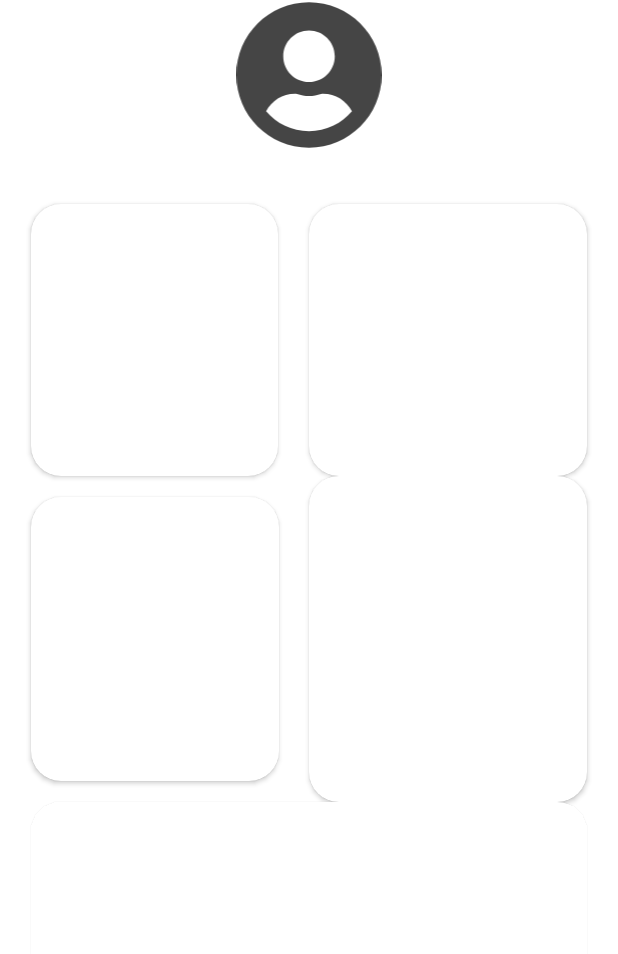
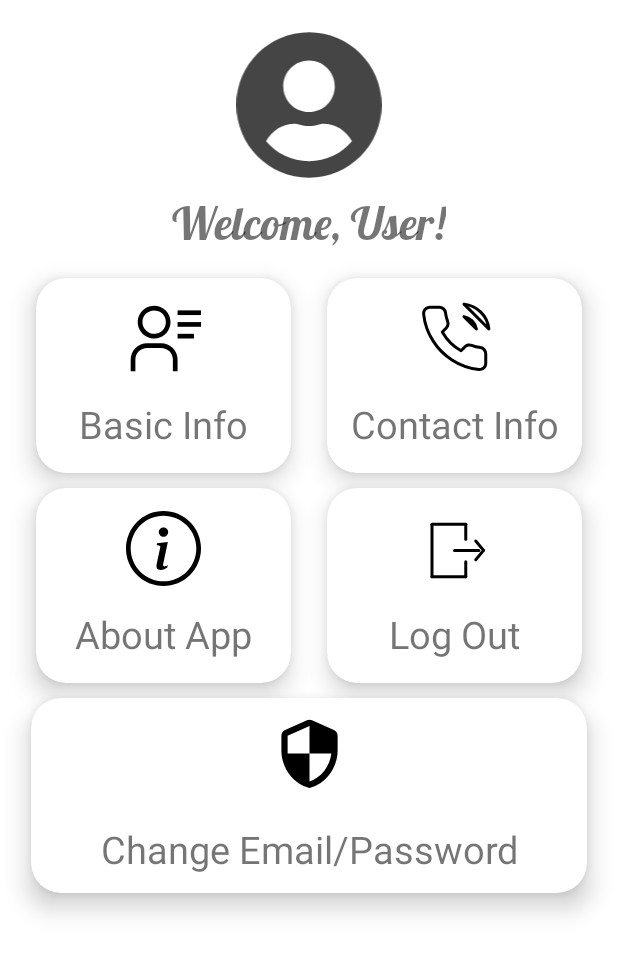
Before and after one commit to rjhaye/Club-Informant, an Android app: the fragment SettingsFragment shown on its own in the app's theme, on a phone screen of 412 x 824 dp. Shown: the top 954 px of the screen. Run offline under Robolectric (Android 15) with nearby library versions, the phone set to English and light mode, and no system bars.

Commit message:
Settings interface done

```diff
--- a/app/build.gradle
+++ b/app/build.gradle
@@ -39,6 +39,7 @@ dependencies {
     testImplementation 'junit:junit:4.+'
     implementation 'com.github.ismaeldivita:chip-navigation-bar:1.3.4'
     implementation 'org.jetbrains.kotlin:kotlin-stdlib:1.6.10'
+    implementation 'com.github.mmin18:flexlayout:1.2.7'
     androidTestImplementation 'androidx.test.ext:junit:1.1.3'
     androidTestImplementation 'androidx.test.espresso:espresso-core:3.4.0'
 }
--- /dev/null
+++ b/app/src/main/res/drawable/ic_about_app.xml
@@ -0,0 +1,12 @@
+<vector xmlns:android="http://schemas.android.com/apk/res/android"
+    android:width="50dp"
+    android:height="50dp"
+    android:viewportWidth="50"
+    android:viewportHeight="50">
+  <path
+      android:pathData="M25,46.875C19.1984,46.875 13.6344,44.5703 9.532,40.468C5.4297,36.3656 3.125,30.8016 3.125,25C3.125,19.1984 5.4297,13.6344 9.532,9.532C13.6344,5.4297 19.1984,3.125 25,3.125C30.8016,3.125 36.3656,5.4297 40.468,9.532C44.5703,13.6344 46.875,19.1984 46.875,25C46.875,30.8016 44.5703,36.3656 40.468,40.468C36.3656,44.5703 30.8016,46.875 25,46.875ZM25,50C31.6304,50 37.9893,47.3661 42.6777,42.6777C47.3661,37.9893 50,31.6304 50,25C50,18.3696 47.3661,12.0107 42.6777,7.3223C37.9893,2.6339 31.6304,0 25,0C18.3696,0 12.0107,2.6339 7.3223,7.3223C2.6339,12.0107 0,18.3696 0,25C0,31.6304 2.6339,37.9893 7.3223,42.6777C12.0107,47.3661 18.3696,50 25,50Z"
+      android:fillColor="#000000"/>
+  <path
+      android:pathData="M27.9061,20.5875L20.7498,21.4844L20.4936,22.6719L21.8999,22.9313C22.8186,23.15 22.9999,23.4813 22.7999,24.3969L20.4936,35.2344C19.8874,38.0375 20.8217,39.3563 23.0186,39.3563C24.7217,39.3563 26.6999,38.5688 27.5967,37.4875L27.8717,36.1875C27.2467,36.7375 26.3342,36.9563 25.728,36.9563C24.8686,36.9563 24.5561,36.3531 24.778,35.2906L27.9061,20.5875ZM28.1249,14.0625C28.1249,14.8913 27.7956,15.6862 27.2096,16.2722C26.6235,16.8583 25.8287,17.1875 24.9999,17.1875C24.171,17.1875 23.3762,16.8583 22.7901,16.2722C22.2041,15.6862 21.8749,14.8913 21.8749,14.0625C21.8749,13.2337 22.2041,12.4388 22.7901,11.8528C23.3762,11.2667 24.171,10.9375 24.9999,10.9375C25.8287,10.9375 26.6235,11.2667 27.2096,11.8528C27.7956,12.4388 28.1249,13.2337 28.1249,14.0625Z"
+      android:fillColor="#000000"/>
+</vector>
--- /dev/null
+++ b/app/src/main/res/drawable/ic_basic_info.xml
@@ -0,0 +1,21 @@
+<vector xmlns:android="http://schemas.android.com/apk/res/android"
+    android:width="50dp"
+    android:height="50dp"
+    android:viewportWidth="50"
+    android:viewportHeight="50">
+  <path
+      android:pathData="M18.75,6.25C20.2952,6.25 21.8056,6.7082 23.0904,7.5666C24.3752,8.4251 25.3765,9.6452 25.9678,11.0728C26.5591,12.5003 26.7138,14.0712 26.4124,15.5866C26.1109,17.1021 25.3669,18.4942 24.2743,19.5868C23.1817,20.6794 21.7896,21.4234 20.2741,21.7249C18.7587,22.0263 17.1878,21.8716 15.7603,21.2803C14.3327,20.689 13.1126,19.6877 12.2541,18.4029C11.3957,17.1181 10.9375,15.6077 10.9375,14.0625C10.9375,11.9905 11.7606,10.0034 13.2257,8.5382C14.6909,7.0731 16.678,6.25 18.75,6.25ZM18.75,3.125C16.5868,3.125 14.4721,3.7665 12.6735,4.9683C10.8748,6.1701 9.4729,7.8783 8.6451,9.8769C7.8172,11.8755 7.6006,14.0746 8.0227,16.1963C8.4447,18.318 9.4864,20.2668 11.016,21.7965C12.5457,23.3261 14.4945,24.3678 16.6162,24.7898C18.7379,25.2119 20.937,24.9953 22.9356,24.1674C24.9342,23.3396 26.6424,21.9377 27.8442,20.139C29.046,18.3404 29.6875,16.2257 29.6875,14.0625C29.6875,11.1617 28.5352,8.3797 26.484,6.3285C24.4328,4.2773 21.6508,3.125 18.75,3.125Z"
+      android:fillColor="#000000"/>
+  <path
+      android:pathData="M34.375,46.875H31.25V39.0625C31.25,36.9905 30.4269,35.0034 28.9618,33.5382C27.4966,32.0731 25.5095,31.25 23.4375,31.25H14.0625C11.9905,31.25 10.0034,32.0731 8.5382,33.5382C7.0731,35.0034 6.25,36.9905 6.25,39.0625V46.875H3.125V39.0625C3.125,36.1617 4.2773,33.3797 6.3285,31.3285C8.3797,29.2773 11.1617,28.125 14.0625,28.125H23.4375C26.3383,28.125 29.1203,29.2773 31.1715,31.3285C33.2227,33.3797 34.375,36.1617 34.375,39.0625V46.875Z"
+      android:fillColor="#000000"/>
+  <path
+      android:pathData="M34.375,6.25H50V9.375H34.375V6.25Z"
+      android:fillColor="#000000"/>
+  <path
+      android:pathData="M34.375,14.0625H50V17.1875H34.375V14.0625Z"
+      android:fillColor="#000000"/>
+  <path
+      android:pathData="M34.375,21.875H45.3125V25H34.375V21.875Z"
+      android:fillColor="#000000"/>
+</vector>
--- /dev/null
+++ b/app/src/main/res/drawable/ic_change_credentials.xml
@@ -0,0 +1,9 @@
+<vector xmlns:android="http://schemas.android.com/apk/res/android"
+    android:width="50dp"
+    android:height="50dp"
+    android:viewportWidth="50"
+    android:viewportHeight="50">
+  <path
+      android:pathData="M23.3125,2.8334L8.7292,9.3126C7.2292,9.9793 6.25,11.4793 6.25,13.1251V22.9168C6.25,34.4793 14.25,45.2918 25,47.9168C35.75,45.2918 43.75,34.4793 43.75,22.9168V13.1251C43.75,11.4793 42.7708,9.9793 41.2708,9.3126L26.6875,2.8334C25.625,2.3543 24.375,2.3543 23.3125,2.8334ZM25,24.9793H39.5833C38.4792,33.5626 32.75,41.2084 25,43.6043V25.0001H10.4167V13.1251L25,6.6459V24.9793Z"
+      android:fillColor="#000000"/>
+</vector>
--- /dev/null
+++ b/app/src/main/res/drawable/ic_contact_info.xml
@@ -0,0 +1,13 @@
+<vector xmlns:android="http://schemas.android.com/apk/res/android"
+    android:width="50dp"
+    android:height="50dp"
+    android:viewportWidth="50"
+    android:viewportHeight="50">
+  <path
+      android:pathData="M31.3541,10.4167C33.3889,10.8137 35.259,11.8089 36.725,13.2749C38.191,14.7409 39.1862,16.611 39.5832,18.6458L31.3541,10.4167ZM31.3541,2.0833C35.5817,2.553 39.5241,4.4462 42.5337,7.4521C45.5434,10.458 47.4416,14.3979 47.9166,18.625L31.3541,2.0833ZM45.8332,35.25V41.5C45.8356,42.0802 45.7167,42.6545 45.4843,43.1862C45.2519,43.7178 44.9109,44.195 44.4834,44.5872C44.0559,44.9795 43.5511,45.2781 43.0015,45.464C42.4518,45.6499 41.8694,45.7189 41.2916,45.6667C34.8808,44.9701 28.7228,42.7795 23.3124,39.2708C18.2787,36.0722 14.011,31.8045 10.8124,26.7708C7.2915,21.3359 5.1004,15.1479 4.4166,8.7083C4.3645,8.1322 4.433,7.5516 4.6176,7.0034C4.8022,6.4552 5.099,5.9514 5.489,5.5242C5.879,5.097 6.3537,4.7557 6.8828,4.5219C7.4119,4.2882 7.9839,4.1672 8.5624,4.1667H14.8124C15.8235,4.1567 16.8036,4.5148 17.5702,5.174C18.3368,5.8333 18.8376,6.7489 18.9791,7.75C19.2429,9.7501 19.7321,11.714 20.4374,13.6042C20.7177,14.3499 20.7784,15.1603 20.6122,15.9393C20.4461,16.7184 20.06,17.4336 19.4999,18L16.8541,20.6458C19.8198,25.8616 24.1383,30.1801 29.3541,33.1458L31.9999,30.5C32.5663,29.9399 33.2815,29.5539 34.0606,29.3877C34.8397,29.2215 35.6501,29.2822 36.3957,29.5625C38.2859,30.2678 40.2498,30.757 42.2499,31.0208C43.2619,31.1636 44.1862,31.6734 44.8468,32.4531C45.5075,33.2329 45.8586,34.2283 45.8332,35.25Z"
+      android:strokeLineJoin="round"
+      android:strokeWidth="2"
+      android:fillColor="#00000000"
+      android:strokeColor="#000000"
+      android:strokeLineCap="round"/>
+</vector>
--- /dev/null
+++ b/app/src/main/res/drawable/ic_log_out.xml
@@ -0,0 +1,56 @@
+<vector xmlns:android="http://schemas.android.com/apk/res/android"
+    android:width="50dp"
+    android:height="50dp"
+    android:viewportWidth="50"
+    android:viewportHeight="50">
+  <path
+      android:pathData="M39.1675,20L44.375,26.25L39.1675,20Z"
+      android:strokeLineJoin="round"
+      android:strokeWidth="2"
+      android:fillColor="#00000000"
+      android:strokeColor="#000000"
+      android:strokeLineCap="round"/>
+  <path
+      android:pathData="M39.1675,32.5L44.375,26.25L39.1675,32.5Z"
+      android:strokeLineJoin="round"
+      android:strokeWidth="2"
+      android:fillColor="#00000000"
+      android:strokeColor="#000000"
+      android:strokeLineCap="round"/>
+  <path
+      android:pathData="M41.25,26.25H25"
+      android:strokeWidth="2"
+      android:fillColor="#00000000"
+      android:strokeColor="#000000"
+      android:strokeLineCap="round"/>
+  <path
+      android:pathData="M10,8.75H32.5"
+      android:strokeWidth="2"
+      android:fillColor="#00000000"
+      android:strokeColor="#000000"
+      android:strokeLineCap="round"/>
+  <path
+      android:pathData="M10,43.75H32.5"
+      android:strokeWidth="2"
+      android:fillColor="#00000000"
+      android:strokeColor="#000000"
+      android:strokeLineCap="round"/>
+  <path
+      android:pathData="M32.5,8.75V18.75"
+      android:strokeWidth="2"
+      android:fillColor="#00000000"
+      android:strokeColor="#000000"
+      android:strokeLineCap="round"/>
+  <path
+      android:pathData="M32.5,33.75V43.75"
+      android:strokeWidth="2"
+      android:fillColor="#00000000"
+      android:strokeColor="#000000"
+      android:strokeLineCap="round"/>
+  <path
+      android:pathData="M10,8.75V43.75"
+      android:strokeWidth="2"
+      android:fillColor="#00000000"
+      android:strokeColor="#000000"
+      android:strokeLineCap="round"/>
+</vector>
--- a/app/src/main/res/layout/fragment_settings.xml
+++ b/app/src/main/res/layout/fragment_settings.xml
@@ -7,143 +7,239 @@
     tools:context=".SettingsFragment">
 
 
-    <LinearLayout
+    <androidx.constraintlayout.widget.ConstraintLayout
         android:layout_width="match_parent"
-        android:layout_height="match_parent"
-        android:orientation="vertical">
+        android:layout_height="match_parent">
 
         <ImageView
             android:id="@+id/iv_profile_picture"
             android:layout_width="100dp"
             android:layout_height="100dp"
-            android:layout_gravity="center_horizontal"
-            android:src="@drawable/select_image" />
+            android:layout_marginTop="20dp"
+            android:src="@drawable/select_image"
+            app:layout_constraintLeft_toLeftOf="parent"
+            app:layout_constraintRight_toRightOf="parent"
+            app:layout_constraintTop_toTopOf="parent" />
+
+        <TextView
+            android:id="@+id/tv_user_name"
+            android:layout_width="wrap_content"
+            android:layout_height="wrap_content"
+            android:layout_margin="10dp"
+            android:fontFamily="@font/lobster_regular"
+            android:text="Welcome, User!"
+            android:textSize="30sp"
+            app:layout_constraintLeft_toLeftOf="@id/iv_profile_picture"
+            app:layout_constraintRight_toRightOf="@id/iv_profile_picture"
+            app:layout_constraintTop_toBottomOf="@id/iv_profile_picture" />
+
+        <androidx.cardview.widget.CardView
+            android:id="@+id/card_basic_info"
+            android:layout_width="170dp"
+            android:layout_height="130dp"
+            android:layout_marginTop="10dp"
+            android:minWidth="170dp"
+            android:minHeight="130dp"
+            app:cardCornerRadius="20dp"
+            app:cardElevation="10dp"
+            app:layout_constraintLeft_toLeftOf="parent"
+            app:layout_constraintRight_toLeftOf="@id/card_contact_info"
+            app:layout_constraintTop_toBottomOf="@id/tv_user_name">
 
             <androidx.constraintlayout.widget.ConstraintLayout
                 android:layout_width="match_parent"
                 android:layout_height="match_parent">
 
-            <androidx.constraintlayout.widget.Guideline
-                android:id="@+id/top_left_guideline"
+                <ImageView
+                    android:id="@+id/iv_basic_info_icon"
                     android:layout_width="wrap_content"
                     android:layout_height="wrap_content"
-                android:orientation="vertical"
-                app:layout_constraintGuide_percent=".05" />
+                    android:src="@drawable/ic_basic_info"
+                    app:layout_constraintBottom_toTopOf="@id/tv_basic_info_text"
+                    app:layout_constraintLeft_toLeftOf="parent"
+                    app:layout_constraintRight_toRightOf="parent"
+                    app:layout_constraintTop_toTopOf="parent" />
 
-            <androidx.constraintlayout.widget.Guideline
-                android:id="@+id/top_center_left_guideline"
+                <TextView
+                    android:id="@+id/tv_basic_info_text"
                     android:layout_width="wrap_content"
                     android:layout_height="wrap_content"
-                android:orientation="vertical"
-                app:layout_constraintGuide_percent="0.45" />
+                    android:text="Basic Info"
+                    android:textSize="25sp"
+                    app:layout_constraintBottom_toBottomOf="parent"
+                    app:layout_constraintLeft_toLeftOf="@+id/iv_basic_info_icon"
+                    app:layout_constraintRight_toRightOf="@id/iv_basic_info_icon"
+                    app:layout_constraintTop_toBottomOf="@id/iv_basic_info_icon" />
+            </androidx.constraintlayout.widget.ConstraintLayout>
 
-            <androidx.constraintlayout.widget.Guideline
-                android:id="@+id/top_center_right_guideline"
+        </androidx.cardview.widget.CardView>
+
+        <androidx.cardview.widget.CardView
+            android:id="@+id/card_contact_info"
+            android:layout_width="170dp"
+            android:layout_height="130dp"
+            android:layout_marginTop="10dp"
+            android:minWidth="170dp"
+            android:minHeight="130dp"
+            app:cardCornerRadius="20dp"
+            app:cardElevation="10dp"
+            app:layout_constraintLeft_toRightOf="@id/card_basic_info"
+            app:layout_constraintRight_toRightOf="parent"
+            app:layout_constraintTop_toBottomOf="@id/tv_user_name">
+
+            <androidx.constraintlayout.widget.ConstraintLayout
+                android:layout_width="match_parent"
+                android:layout_height="match_parent">
+
+                <ImageView
+                    android:id="@+id/iv_contact_info"
                     android:layout_width="wrap_content"
                     android:layout_height="wrap_content"
-                android:orientation="vertical"
-                app:layout_constraintGuide_percent="0.5" />
+                    android:src="@drawable/ic_contact_info"
+                    app:layout_constraintBottom_toTopOf="@id/tv_contact_info_text"
+                    app:layout_constraintLeft_toLeftOf="parent"
+                    app:layout_constraintRight_toRightOf="parent"
+                    app:layout_constraintTop_toTopOf="parent" />
 
-            <androidx.constraintlayout.widget.Guideline
-                android:id="@+id/top_right_guideline"
+                <TextView
+                    android:id="@+id/tv_contact_info_text"
                     android:layout_width="wrap_content"
                     android:layout_height="wrap_content"
-                android:orientation="vertical"
-                app:layout_constraintGuide_percent="0.95" />
+                    android:text="Contact Info"
+                    android:textSize="25sp"
+                    app:layout_constraintBottom_toBottomOf="parent"
+                    app:layout_constraintLeft_toLeftOf="@id/iv_contact_info"
+                    app:layout_constraintRight_toRightOf="@id/iv_contact_info"
+                    app:layout_constraintTop_toBottomOf="@id/iv_contact_info" />
+
+
+            </androidx.constraintlayout.widget.ConstraintLayout>
+        </androidx.cardview.widget.CardView>
 
         <androidx.cardview.widget.CardView
-                android:id="@+id/cardView"
-                android:layout_width="0dp"
-                android:layout_height="0dp"
-                android:elevation="20dp"
+            android:id="@+id/card_about_app"
+            android:layout_width="170dp"
+            android:layout_height="130dp"
+            android:layout_marginTop="10dp"
+            android:minWidth="170dp"
+            android:minHeight="130dp"
             app:cardCornerRadius="20dp"
-                app:layout_constraintBottom_toTopOf="@+id/left_center_top_guideline"
-                app:layout_constraintEnd_toEndOf="@id/top_center_left_guideline"
-                app:layout_constraintStart_toStartOf="@id/top_left_guideline"
-                app:layout_constraintTop_toTopOf="@+id/left_top_guideline">
+            app:cardElevation="10dp"
+            app:layout_constraintLeft_toLeftOf="@id/card_basic_info"
+            app:layout_constraintTop_toBottomOf="@+id/card_basic_info">
+
+            <androidx.constraintlayout.widget.ConstraintLayout
+                android:layout_width="match_parent"
+                android:layout_height="match_parent">
+
+                <ImageView
+                    android:id="@+id/ic_about_app_icon"
+                    android:layout_width="wrap_content"
+                    android:layout_height="wrap_content"
+                    android:src="@drawable/ic_about_app"
+                    app:layout_constraintBottom_toTopOf="@id/tv_about_app_text"
+                    app:layout_constraintLeft_toLeftOf="parent"
+                    app:layout_constraintRight_toRightOf="parent"
+                    app:layout_constraintTop_toTopOf="parent" />
+
+                <TextView
+                    android:id="@+id/tv_about_app_text"
+                    android:layout_width="wrap_content"
+                    android:layout_height="wrap_content"
+                    android:text="About App"
+                    android:textSize="25sp"
+                    app:layout_constraintBottom_toBottomOf="parent"
+                    app:layout_constraintLeft_toLeftOf="@id/ic_about_app_icon"
+                    app:layout_constraintRight_toRightOf="@id/ic_about_app_icon"
+                    app:layout_constraintTop_toBottomOf="@id/ic_about_app_icon" />
+
+            </androidx.constraintlayout.widget.ConstraintLayout>
+
+
+        </androidx.cardview.widget.CardView>
+
+        <androidx.cardview.widget.CardView
+            android:id="@+id/card_log_out"
+            android:layout_width="170dp"
+            android:layout_height="130dp"
+            android:layout_marginTop="10dp"
+            android:minWidth="170dp"
+            android:minHeight="130dp"
+            app:cardCornerRadius="20dp"
+            app:cardElevation="10dp"
+            app:layout_constraintLeft_toRightOf="@id/card_about_app"
+            app:layout_constraintRight_toRightOf="parent"
+            app:layout_constraintTop_toBottomOf="@id/card_contact_info">
+
+            <androidx.constraintlayout.widget.ConstraintLayout
+                android:layout_width="match_parent"
+                android:layout_height="match_parent">
+
+                <ImageView
+                    android:id="@+id/iv_log_out_icon"
+                    android:layout_width="wrap_content"
+                    android:layout_height="wrap_content"
+                    android:src="@drawable/ic_log_out"
+                    app:layout_constraintBottom_toTopOf="@id/tv_log_out_text"
+                    app:layout_constraintLeft_toLeftOf="parent"
+                    app:layout_constraintRight_toRightOf="parent"
+                    app:layout_constraintTop_toTopOf="parent" />
+
+                <TextView
+                    android:id="@+id/tv_log_out_text"
+                    android:layout_width="wrap_content"
+                    android:layout_height="wrap_content"
+                    android:text="Log Out"
+                    android:textSize="25sp"
+                    app:layout_constraintBottom_toBottomOf="parent"
+                    app:layout_constraintLeft_toLeftOf="@id/iv_log_out_icon"
+                    app:layout_constraintRight_toRightOf="@id/iv_log_out_icon"
+                    app:layout_constraintTop_toBottomOf="@id/iv_log_out_icon" />
+
+            </androidx.constraintlayout.widget.ConstraintLayout>
 
         </androidx.cardview.widget.CardView>
 
         <androidx.cardview.widget.CardView
             android:layout_width="0dp"
-                android:layout_height="0dp"
-                android:elevation="20dp"
+            android:layout_height="130dp"
+            android:layout_marginTop="10dp"
             app:cardCornerRadius="20dp"
-                app:layout_constraintBottom_toTopOf="@+id/left_center_top_guideline"
-                app:layout_constraintEnd_toStartOf="@+id/top_right_guideline"
-                app:layout_constraintStart_toStartOf="@+id/top_center_right_guideline"
-                app:layout_constraintTop_toBottomOf="@+id/left_top_guideline">
+            app:cardElevation="10dp"
+            app:layout_constraintLeft_toLeftOf="@id/card_about_app"
+            app:layout_constraintRight_toRightOf="@id/card_log_out"
+            app:layout_constraintTop_toBottomOf="@id/card_about_app"
+            app:layout_constraintWidth_percent=".9">
+
+            <androidx.constraintlayout.widget.ConstraintLayout
+                android:layout_width="match_parent"
+                android:layout_height="match_parent">
+
+                <ImageView
+                    android:id="@+id/ic_change_credentials_icon"
+                    android:layout_width="wrap_content"
+                    android:layout_height="wrap_content"
+                    android:src="@drawable/ic_change_credentials"
+                    app:layout_constraintBottom_toTopOf="@id/tv_change_credentials_text"
+                    app:layout_constraintLeft_toLeftOf="parent"
+                    app:layout_constraintRight_toRightOf="parent"
+                    app:layout_constraintTop_toTopOf="parent" />
+
+                <TextView
+                    android:id="@+id/tv_change_credentials_text"
+                    android:layout_width="wrap_content"
+                    android:layout_height="wrap_content"
+                    android:layout_marginTop="10dp"
+                    android:text="Change Email/Password"
+                    android:textSize="25sp"
+                    app:layout_constraintBottom_toBottomOf="parent"
+                    app:layout_constraintLeft_toLeftOf="@id/ic_change_credentials_icon"
+                    app:layout_constraintRight_toRightOf="@id/ic_change_credentials_icon"
+                    app:layout_constraintTop_toBottomOf="@id/ic_change_credentials_icon" />
+
+            </androidx.constraintlayout.widget.ConstraintLayout>
 
         </androidx.cardview.widget.CardView>
 
-
-            <androidx.cardview.widget.CardView
-                android:layout_width="0dp"
-                android:layout_height="0dp"
-                android:elevation="20dp"
-                app:cardCornerRadius="20dp"
-                app:layout_constraintBottom_toTopOf="@+id/left_center_bottom_guideline"
-                app:layout_constraintEnd_toStartOf="@+id/top_right_guideline"
-                app:layout_constraintStart_toStartOf="@+id/top_center_right_guideline"
-                app:layout_constraintTop_toTopOf="@+id/left_center_top_guideline">
-
-            </androidx.cardview.widget.CardView>
-
-            <androidx.cardview.widget.CardView
-                android:layout_width="0dp"
-                android:layout_height="0dp"
-                android:elevation="20dp"
-                app:cardCornerRadius="20dp"
-                app:layout_constraintBottom_toTopOf="@+id/left_bottom_guideline"
-                app:layout_constraintEnd_toStartOf="@+id/top_right_guideline"
-                app:layout_constraintStart_toStartOf="@+id/top_left_guideline"
-                app:layout_constraintTop_toTopOf="@+id/left_center_bottom_guideline">
-
-            </androidx.cardview.widget.CardView>
-
-            <androidx.constraintlayout.widget.Guideline
-                android:id="@+id/left_top_guideline"
-                android:layout_width="wrap_content"
-                android:layout_height="wrap_content"
-                android:orientation="horizontal"
-                app:layout_constraintGuide_percent=".05" />
-
-            <androidx.constraintlayout.widget.Guideline
-                android:id="@+id/left_center_top_guideline"
-                android:layout_width="wrap_content"
-                android:layout_height="wrap_content"
-                android:orientation="horizontal"
-                app:layout_constraintGuide_percent="0.3" />
-
-            <androidx.constraintlayout.widget.Guideline
-                android:id="@+id/left_center_bottom_guideline"
-                android:layout_width="wrap_content"
-                android:layout_height="wrap_content"
-                android:orientation="horizontal"
-                app:layout_constraintGuide_percent="0.6" />
-
-            <androidx.constraintlayout.widget.Guideline
-                android:id="@+id/left_bottom_guideline"
-                android:layout_width="wrap_content"
-                android:layout_height="wrap_content"
-                android:orientation="horizontal"
-                app:layout_constraintGuide_percent="0.9" />
-
-            <androidx.cardview.widget.CardView
-                android:layout_width="165dp"
-                android:layout_height="189dp"
-                android:elevation="20dp"
-                app:cardCornerRadius="20dp"
-                app:layout_constraintBottom_toTopOf="@+id/left_center_bottom_guideline"
-                app:layout_constraintEnd_toEndOf="@id/top_center_left_guideline"
-                app:layout_constraintStart_toStartOf="@id/top_left_guideline"
-                app:layout_constraintTop_toTopOf="@+id/left_center_top_guideline">
-
-            </androidx.cardview.widget.CardView>
-
-
     </androidx.constraintlayout.widget.ConstraintLayout>
-
-
-    </LinearLayout>
 </FrameLayout>
```
Lines whose indentation alone changed are shown as unchanged.
